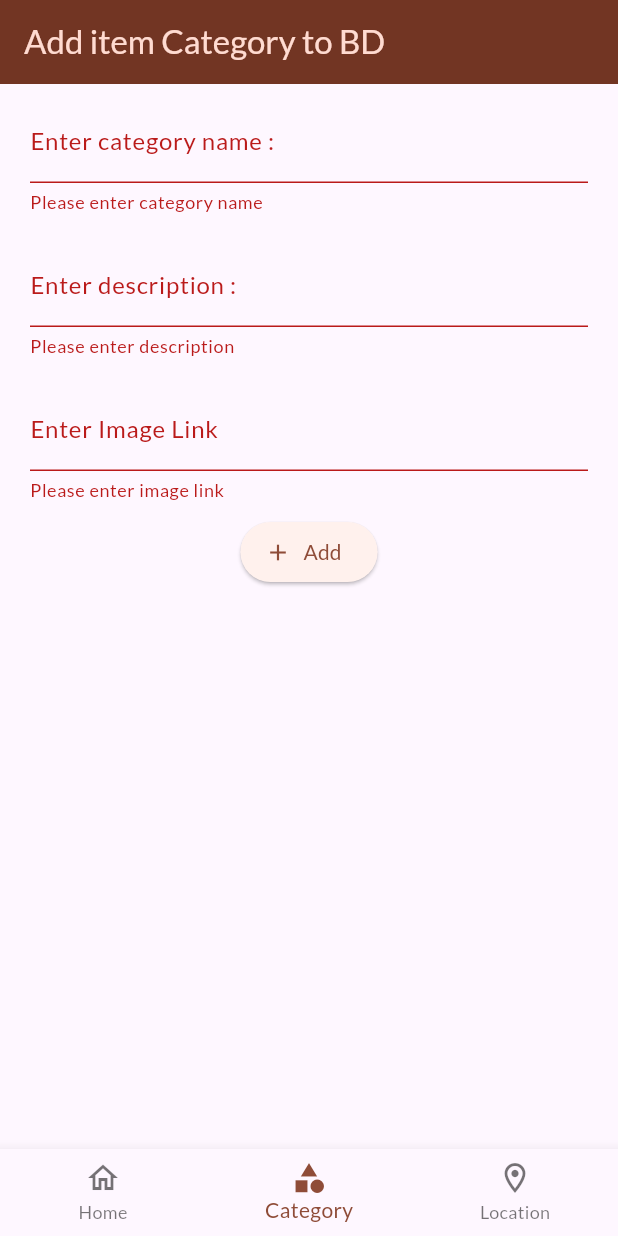
After one commit to Flutter007/lab60, a Flutter app: the screen it shows after launch, item 2 of the bottom bar chosen, after a tap on "Add", on a phone screen of 412 x 824 dp. The commit adds this screen. Run offline on Flutter 3.47's test engine with Material 3 defaults, Android fonts, the phone set to English and light mode, and no system bars; our stand-ins replace flutter_dotenv, flutter_riverpod, google_fonts, supabase_flutter; accounts and stored records are empty.

Commit message:
Added Image_picker library,changed NDK version,removed unnecessary things from App,made new Navigation ,remade models for Item,added Providers for images and other models,added Form,changed Cards and Grid.

```diff
--- a/lib/lab60.dart
+++ b/lib/lab60.dart
@@ -1,6 +1,6 @@
 import 'package:flutter/material.dart';
 import 'package:flutter_riverpod/flutter_riverpod.dart';
-import 'package:lab60/screens/items_list_screen.dart';
+import 'package:lab60/screens/home_screen.dart';
 import 'package:lab60/theme/light_theme.dart';
 
 class Lab60 extends ConsumerWidget {
@@ -11,7 +11,7 @@ class Lab60 extends ConsumerWidget {
     return MaterialApp(
       themeMode: ThemeMode.system,
       theme: lightTheme,
-      home: ItemsListScreen(),
+      home: HomeScreen(),
     );
   }
 }
--- /dev/null
+++ b/lib/screens/add_item_category_screen.dart
@@ -0,0 +1,79 @@
+import 'package:flutter/material.dart';
+import 'package:flutter_riverpod/flutter_riverpod.dart';
+
+import 'package:lab60/widgets/add_item_category_location_form/add_item_category_form.dart';
+
+import '../providers/items_locations_categories_date_providers.dart';
+import '../widgets/add_item_category_location_form/add_item_category_form_controllers.dart';
+
+class AddItemCategoryScreen extends ConsumerStatefulWidget {
+  const AddItemCategoryScreen({super.key});
+
+  @override
+  ConsumerState createState() => _AddItemCategoryScreenState();
+}
+
+class _AddItemCategoryScreenState extends ConsumerState<AddItemCategoryScreen> {
+  final controller = AddItemCategoryLocationFormControllers();
+  void showSnackBarMessage(String message) {
+    ScaffoldMessenger.of(
+      context,
+    ).showSnackBar(SnackBar(content: Text(message)));
+  }
+
+  void onSave() {
+    if (controller.formKey.currentState!.validate()) {
+      ref
+          .read(createItemCategoryProvider.notifier)
+          .createItemCategory(controller);
+    }
+  }
+
+  void checkStatusOfAction() {
+    ref.listen(createItemCategoryProvider, (prev, next) {
+      next.whenOrNull(
+        data: (d) {
+          showSnackBarMessage('Successfully added');
+        },
+        error: (e, stack) {
+          showSnackBarMessage('Something went wrong...');
+        },
+      );
+    });
+  }
+
+  @override
+  Widget build(BuildContext context) {
+    final creatingState = ref.watch(createItemCategoryProvider).isLoading;
+    checkStatusOfAction();
+    return Scaffold(
+      appBar: AppBar(title: Text('Add item Category to BD')),
+      body: AddItemCategoryLocationForm(
+        controller: controller,
+        addNewItem: onSave,
+        titleFieldText: 'Enter category name :',
+        descriptionFieldText: 'Enter description :',
+        imageURLFieldText: 'Enter Image Link',
+        titleValidator: (value) {
+          if (value == null || value.isEmpty) {
+            return 'Please enter category name';
+          }
+          return null;
+        },
+        descriptionValidator: (value) {
+          if (value == null || value.isEmpty) {
+            return 'Please enter description';
+          }
+          return null;
+        },
+        imageURLValidator: (value) {
+          if (value == null || value.isEmpty) {
+            return 'Please enter image link';
+          }
+          return null;
+        },
+        isLoading: creatingState,
+      ),
+    );
+  }
+}
--- a/lib/screens/add_item_screen.dart
+++ b/lib/screens/add_item_screen.dart
@@ -38,7 +38,7 @@ class _AddItemScreenState extends ConsumerState<AddItemScreen> {
           _showScaffoldMessage('Successfully added');
         },
         error: (e, stack) {
-          _showScaffoldMessage('Something went wrong...');
+          _showScaffoldMessage(e.toString());
         },
       );
     });
--- /dev/null
+++ b/lib/screens/home_screen.dart
@@ -0,0 +1,56 @@
+import 'package:flutter/material.dart';
+import 'package:lab60/screens/add_item_location_screen.dart';
+import 'package:lab60/screens/items_list_screen.dart';
+
+import 'add_item_category_screen.dart';
+
+class HomeScreen extends StatefulWidget {
+  const HomeScreen({super.key});
+
+  @override
+  State<HomeScreen> createState() => _HomeScreenState();
+}
+
+class _HomeScreenState extends State<HomeScreen> {
+  int _selectedIndex = 0;
+
+  void _onItemTapped(int index) {
+    setState(() {
+      _selectedIndex = index;
+    });
+  }
+
+  final _screens = [
+    ItemsListScreen(),
+    AddItemCategoryScreen(),
+    AddItemLocationScreen(),
+  ];
+
+  @override
+  Widget build(BuildContext context) {
+    return Scaffold(
+      body: Center(child: _screens.elementAt(_selectedIndex)),
+      bottomNavigationBar: BottomNavigationBar(
+        onTap: _onItemTapped,
+        currentIndex: _selectedIndex,
+        items: [
+          BottomNavigationBarItem(
+            icon: Icon(Icons.home_outlined),
+            activeIcon: Icon(Icons.home),
+            label: 'Home',
+          ),
+          BottomNavigationBarItem(
+            icon: Icon(Icons.category_outlined),
+            activeIcon: Icon(Icons.category),
+            label: 'Category',
+          ),
+          BottomNavigationBarItem(
+            icon: Icon(Icons.location_on_outlined),
+            activeIcon: Icon(Icons.location_on),
+            label: 'Location',
+          ),
+        ],
+      ),
+    );
+  }
+}
--- a/lib/screens/items_list_screen.dart
+++ b/lib/screens/items_list_screen.dart
@@ -56,6 +56,7 @@ class _ItemsListScreenState extends ConsumerState<ItemsListScreen> {
           ),
         ],
       ),
+
       body: body,
     );
   }
--- /dev/null
+++ b/lib/widgets/add_item_category_location_form/add_item_category_form.dart
@@ -0,0 +1,83 @@
+import 'package:flutter/material.dart';
+import 'package:flutter_riverpod/flutter_riverpod.dart';
+import 'package:lab60/widgets/center_indicator.dart';
+
+import '../custom_text_form_field.dart';
+import 'add_item_category_form_controllers.dart';
+
+class AddItemCategoryLocationForm extends ConsumerStatefulWidget {
+  final AddItemCategoryLocationFormControllers controller;
+  final String titleFieldText;
+  final String descriptionFieldText;
+  final String imageURLFieldText;
+  final String? Function(String?)? titleValidator;
+  final String? Function(String?)? descriptionValidator;
+  final String? Function(String?)? imageURLValidator;
+  final void Function()? addNewItem;
+  final bool isLoading;
+
+  const AddItemCategoryLocationForm({
+    super.key,
+    required this.controller,
+    required this.addNewItem,
+    required this.titleFieldText,
+    required this.descriptionFieldText,
+    required this.imageURLFieldText,
+    required this.titleValidator,
+    required this.descriptionValidator,
+    required this.imageURLValidator,
+    required this.isLoading,
+  });
+
+  @override
+  ConsumerState<AddItemCategoryLocationForm> createState() =>
+      _AddItemCategoryFormState();
+}
+
+class _AddItemCategoryFormState
+    extends ConsumerState<AddItemCategoryLocationForm> {
+  @override
+  Widget build(BuildContext context) {
+    return Form(
+      key: widget.controller.formKey,
+      child: Column(
+        children: [
+          CustomTextFormField(
+            labelText: widget.titleFieldText,
+            validator: widget.titleValidator,
+            controller: widget.controller.titleController,
+          ),
+          CustomTextFormField(
+            labelText: widget.descriptionFieldText,
+            validator: widget.descriptionValidator,
+            controller: widget.controller.descriptionController,
+          ),
+          CustomTextFormField(
+            labelText: widget.imageURLFieldText,
+            validator: widget.imageURLValidator,
+            controller: widget.controller.imageURLController,
+          ),
+          ElevatedButton.icon(
+            onPressed: widget.isLoading ? null : widget.addNewItem,
+            label:
+                widget.isLoading
+                    ? Row(
+                      mainAxisSize: MainAxisSize.min,
+                      children: [
+                        Text('Loading...'),
+                        SizedBox(width: 8),
+                        SizedBox(
+                          width: 16,
+                          height: 16,
+                          child: CenterIndicator(),
+                        ),
+                      ],
+                    )
+                    : Text('Add'),
+            icon: Icon(Icons.add),
+          ),
+        ],
+      ),
+    );
+  }
+}
--- /dev/null
+++ b/lib/widgets/add_item_category_location_form/add_item_category_form_controllers.dart
@@ -0,0 +1,13 @@
+import 'package:flutter/cupertino.dart';
+
+class AddItemCategoryLocationFormControllers {
+  final formKey = GlobalKey<FormState>();
+  final titleController = TextEditingController();
+  final descriptionController = TextEditingController();
+  final imageURLController = TextEditingController();
+  void dispose() {
+    titleController.dispose();
+    descriptionController.dispose();
+    imageURLController.dispose();
+  }
+}
--- a/pubspec.yaml
+++ b/pubspec.yaml
@@ -41,6 +41,7 @@ dependencies:
   flutter_dotenv: ^5.2.1
   supabase_flutter: ^2.9.1
   path: ^1.9.1
+  image_picker: ^1.1.2
 
 dev_dependencies:
   flutter_test:
```
Also changed, not shown: lib/helpers/request.dart (deleted, +0 -24 lines), lib/models/item.dart (+17 -8 lines), lib/models/item_category.dart (+12 -8 lines), lib/models/item_location.dart (+13 -0 lines), lib/providers/image_upload_provider.dart (added, +26 -0 lines), lib/providers/items_locations_categories_date_providers.dart (+89 -0 lines), lib/providers/items_provider.dart (+17 -21 lines), lib/screens/add_item_location_screen.dart (added, +86 -0 lines), lib/widgets/add_item_form/add_item_form.dart (+58 -4 lines), lib/widgets/item_card.dart (+16 -8 lines), lib/widgets/single_item_info.dart (+6 -6 lines), lib/widgets/universal_add_form.dart (added, +38 -0 lines), pubspec.lock, 1 other file.
